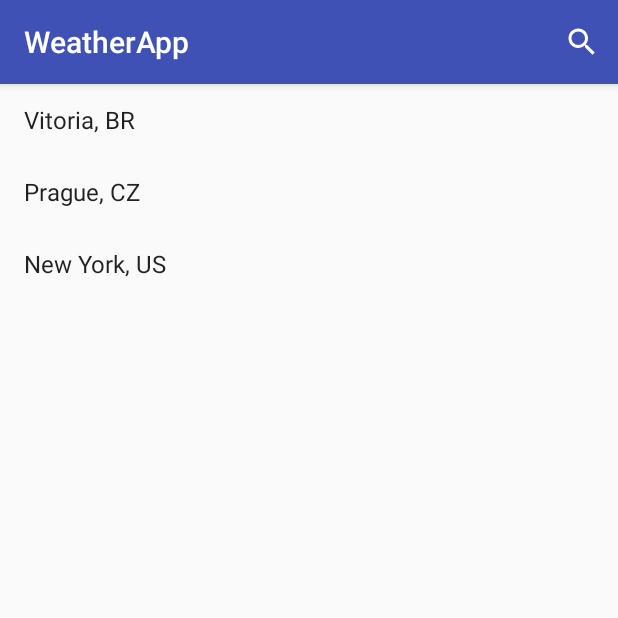
After one commit to rodolfoggp/weather-app, an Android app: the SearcheableActivity screen opened directly, with no data from a screen before it, on a phone screen of 412 x 824 dp, the top half of it. The commit adds this screen. Run offline under Robolectric (Android 15) with nearby library versions, the phone set to English and light mode, and no system bars.

Commit message:
Busca fake implementada

```diff
--- a/app/build.gradle
+++ b/app/build.gradle
@@ -24,10 +24,12 @@ dependencies {
     androidTestCompile('com.android.support.test.espresso:espresso-core:2.2.2', {
         exclude group: 'com.android.support', module: 'support-annotations'
     })
+    //third party libraries:
     compile 'com.android.support:appcompat-v7:25.3.1'
     compile 'com.android.support.constraint:constraint-layout:1.0.2'
     compile 'com.android.support:design:25.3.1'
+    compile 'joda-time:joda-time:2.9.9'
+    compile 'com.android.support:preference-v7:25.3.1'
+    compile 'com.android.support:preference-v14:25.3.1'
     testCompile 'junit:junit:4.12'
-    //third party libraries:
-    compile 'joda-time:joda-time:2.9.9'
 }
--- /dev/null
+++ b/app/src/main/java/rodolfogusson/weatherapp/SearcheableActivity.java
@@ -0,0 +1,136 @@
+package rodolfogusson.weatherapp;
+
+import android.app.SearchManager;
+import android.content.Context;
+import android.content.Intent;
+import android.content.SharedPreferences;
+import android.support.v7.app.AppCompatActivity;
+import android.os.Bundle;
+import android.support.v7.preference.PreferenceManager;
+import android.support.v7.widget.LinearLayoutManager;
+import android.support.v7.widget.RecyclerView;
+import android.widget.SearchView;
+import android.view.LayoutInflater;
+import android.view.Menu;
+import android.view.View;
+import android.view.ViewGroup;
+import android.widget.ArrayAdapter;
+import android.widget.TextView;
+
+import java.util.ArrayList;
+import java.util.List;
+
+public class SearcheableActivity extends AppCompatActivity {
+
+    RecyclerView recyclerView;
+    RecyclerView.Adapter adapter;
+    ArrayList<String> list;
+
+    @Override
+    public void onCreate(Bundle savedInstanceState) {
+        super.onCreate(savedInstanceState);
+        setContentView(R.layout.activity_searcheable);
+        recyclerView = (RecyclerView) findViewById(R.id.recyclerview);
+        recyclerView.setLayoutManager(new LinearLayoutManager(this));
+
+        list = new ArrayList<>();
+        list.add("Vitoria, BR");
+        list.add("Prague, CZ");
+        list.add("New York, US");
+
+        adapter = new RecyclerViewAdapter(this,list);
+        recyclerView.setAdapter(adapter);
+        recyclerView.setOnClickListener(new View.OnClickListener() {
+            @Override
+            public void onClick(View v) {
+
+            }
+        });
+
+        /*// Get the intent, verify the action and get the query
+        Intent intent = getIntent();
+        if (Intent.ACTION_SEARCH.equals(intent.getAction())) {
+            String query = intent.getStringExtra(SearchManager.QUERY);
+            //doMySearch(query);
+        }*/
+    }
+
+    @Override
+    public boolean onCreateOptionsMenu(Menu menu) {
+        getMenuInflater().inflate(R.menu.menu_search, menu);
+        SearchView searchView = (SearchView) menu.findItem(R.id.action_search).getActionView();
+        searchView.setOnQueryTextListener(new SearchView.OnQueryTextListener() {
+            @Override
+            public boolean onQueryTextSubmit(String query) {
+                return false;
+            }
+
+            @Override
+            public boolean onQueryTextChange(String newText) {
+                List<String> filteredList = filter(list, newText);
+                adapter = new RecyclerViewAdapter(SearcheableActivity.this,filteredList);
+                recyclerView.swapAdapter(adapter, false);
+                recyclerView.scrollToPosition(0);
+                return false;
+            }
+        });
+        return true;
+    }
+
+    private static List<String> filter(List<String> dataList, String query) {
+        final String lowerCaseQuery = query.toLowerCase();
+        final List<String> filteredList = new ArrayList<>();
+        for (String text : dataList) {
+            String lowerCaseText = text.toLowerCase();
+            if (lowerCaseText.contains(lowerCaseQuery)) {
+                filteredList.add(text);
+            }
+        }
+        return filteredList;
+    }
+
+    class RecyclerViewAdapter extends RecyclerView.Adapter<RecyclerViewAdapter.ViewHolder>{
+        List<String> values;
+        Context context;
+        View view1;
+        ViewHolder viewHolder1;
+
+        RecyclerViewAdapter(Context context1, List<String> values1){
+            values = values1;
+            context = context1;
+        }
+
+        class ViewHolder extends RecyclerView.ViewHolder{
+            TextView textView;
+            ViewHolder(View v){
+                super(v);
+                textView = (TextView)v.findViewById(R.id.text1);
+            }
+        }
+
+        @Override
+        public RecyclerViewAdapter.ViewHolder onCreateViewHolder(ViewGroup parent, int viewType){
+            view1 = LayoutInflater.from(context).inflate(R.layout.simple_search_item,parent,false);
+            viewHolder1 = new ViewHolder(view1);
+            return viewHolder1;
+        }
+
+        @Override
+        public void onBindViewHolder(ViewHolder holder, int position){
+            holder.textView.setText(values.get(position));
+            holder.textView.setOnClickListener(new View.OnClickListener(){
+                @Override
+                public void onClick(View v) {
+                    SharedPreferences prefs = PreferenceManager.getDefaultSharedPreferences(SearcheableActivity.this);
+                    prefs.edit().putString(getString(R.string.key_location),
+                            ((TextView)v).getText().toString()).apply();
+                }
+            });
+        }
+
+        @Override
+        public int getItemCount(){
+            return values.size();
+        }
+    }
+}
--- a/app/src/main/java/rodolfogusson/weatherapp/WeekForecastActivity.java
+++ b/app/src/main/java/rodolfogusson/weatherapp/WeekForecastActivity.java
@@ -1,5 +1,6 @@
 package rodolfogusson.weatherapp;
 
+import android.content.Intent;
 import android.database.Cursor;
 import android.os.Bundle;
 import android.support.design.widget.FloatingActionButton;
@@ -65,8 +66,8 @@ public class WeekForecastActivity extends AppCompatActivity implements WeatherRe
         int id = item.getItemId();
         //noinspection SimplifiableIfStatement
         if (id == R.id.action_settings) {
-            //TODO: Remove
-            DBHelper.getInstance(this).cleanDB();
+            Intent intent = new Intent(this, SettingsActivity.class);
+            startActivity(intent);
             return true;
         }
         return super.onOptionsItemSelected(item);
--- /dev/null
+++ b/app/src/main/res/layout/activity_searcheable.xml
@@ -0,0 +1,14 @@
+<?xml version="1.0" encoding="utf-8"?>
+<LinearLayout xmlns:android="http://schemas.android.com/apk/res/android"
+    xmlns:app="http://schemas.android.com/apk/res-auto"
+    xmlns:tools="http://schemas.android.com/tools"
+    android:layout_width="match_parent"
+    android:layout_height="match_parent"
+    tools:context="rodolfogusson.weatherapp.SearcheableActivity">
+
+    <android.support.v7.widget.RecyclerView
+        android:id="@+id/recyclerview"
+        android:layout_width="match_parent"
+        android:layout_height="match_parent"/>
+
+</LinearLayout>
--- /dev/null
+++ b/app/src/main/res/layout/simple_search_item.xml
@@ -0,0 +1,10 @@
+<?xml version="1.0" encoding="utf-8"?>
+<TextView xmlns:android="http://schemas.android.com/apk/res/android"
+    android:id="@+id/text1"
+    android:layout_width="match_parent"
+    android:layout_height="wrap_content"
+    android:textAppearance="?android:attr/textAppearanceListItemSmall"
+    android:gravity="center_vertical"
+    android:paddingStart="?android:attr/listPreferredItemPaddingStart"
+    android:paddingEnd="?android:attr/listPreferredItemPaddingEnd"
+    android:minHeight="?android:attr/listPreferredItemHeightSmall" />
--- /dev/null
+++ b/app/src/main/res/menu/menu_search.xml
@@ -0,0 +1,12 @@
+<?xml version="1.0" encoding="utf-8"?>
+
+<menu xmlns:android="http://schemas.android.com/apk/res/android"
+    xmlns:app="http://schemas.android.com/apk/res-auto"
+    xmlns:tools="http://schemas.android.com/tools"
+    tools:context="rodolfogusson.weatherapp.SearcheableActivity">
+    <item android:id="@+id/action_search"
+        android:title="@string/search_hint"
+        android:icon="@android:drawable/ic_menu_search"
+        app:showAsAction="always"
+        app:actionViewClass="android.widget.SearchView" />
+</menu>
--- a/app/src/main/res/menu/menu_week_forecast.xml
+++ b/app/src/main/res/menu/menu_week_forecast.xml
@@ -5,6 +5,6 @@
     <item
         android:id="@+id/action_settings"
         android:orderInCategory="100"
-        android:title="CLEAN DATABASE"
+        android:title="@string/action_settings"
         app:showAsAction="never" />
 </menu>
--- a/app/src/main/res/values/strings.xml
+++ b/app/src/main/res/values/strings.xml
@@ -1,4 +1,10 @@
 <resources>
     <string name="app_name">WeatherApp</string>
     <string name="action_settings">Settings</string>
+    <string name="units">Units</string>
+    <string name="search_hint">Enter your city</string>
+
+    <string name="key_unit">unit</string>
+    <string name="key_location">location</string>
+    <string name="location_summary">%s</string>
 </resources>
--- a/app/src/main/res/values/styles.xml
+++ b/app/src/main/res/values/styles.xml
@@ -17,4 +17,7 @@
 
     <style name="AppTheme.PopupOverlay" parent="ThemeOverlay.AppCompat.Light" />
 
+    <style name="SettingsTheme" parent="Theme.AppCompat.NoActionBar">
+        <item name="preferenceTheme">@style/PreferenceThemeOverlay.v14.Material</item>
+    </style>
 </resources>
--- /dev/null
+++ b/app/src/main/res/xml/searchable.xml
@@ -0,0 +1,5 @@
+<?xml version="1.0" encoding="utf-8"?>
+<searchable xmlns:android="http://schemas.android.com/apk/res/android"
+    android:label="@string/app_name"
+    android:hint="@string/search_hint" >
+</searchable>
```
Also changed, not shown: app/src/main/AndroidManifest.xml (+13 -3 lines), app/src/main/java/rodolfogusson/weatherapp/SettingsActivity.java (added, +19 -0 lines), app/src/main/java/rodolfogusson/weatherapp/SettingsFragment.java (added, +32 -0 lines), app/src/main/res/layout/activity_settings.xml (added, +11 -0 lines), app/src/main/res/values/array.xml (added, +12 -0 lines), app/src/main/res/xml/preferences.xml (added, +23 -0 lines).
